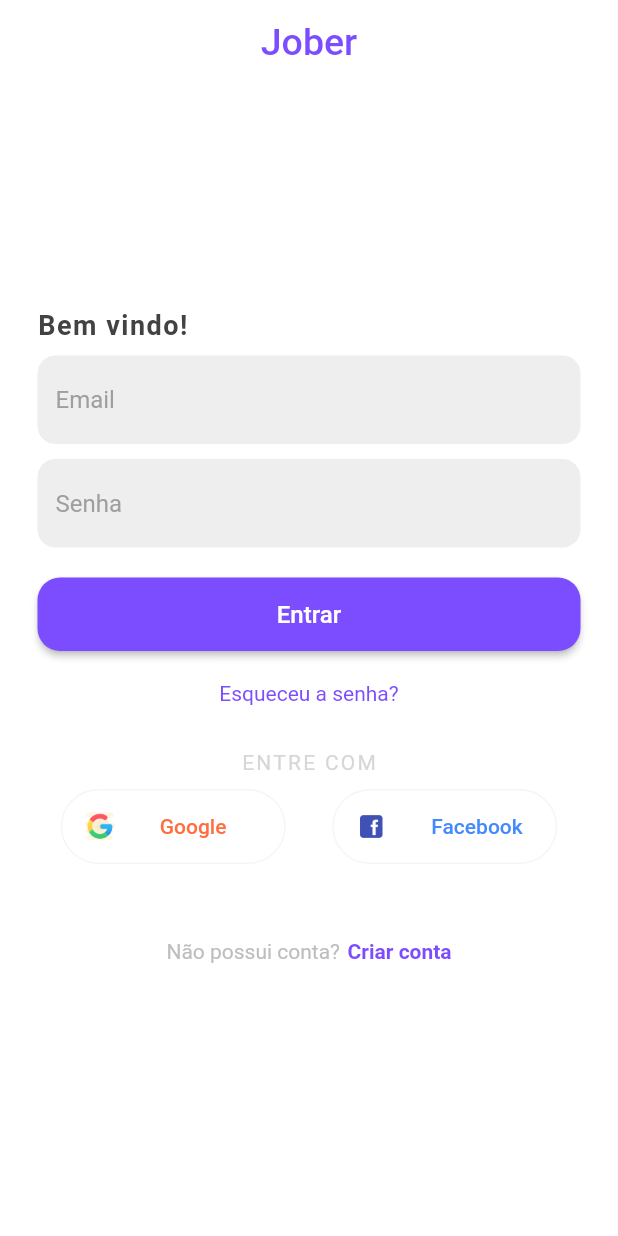
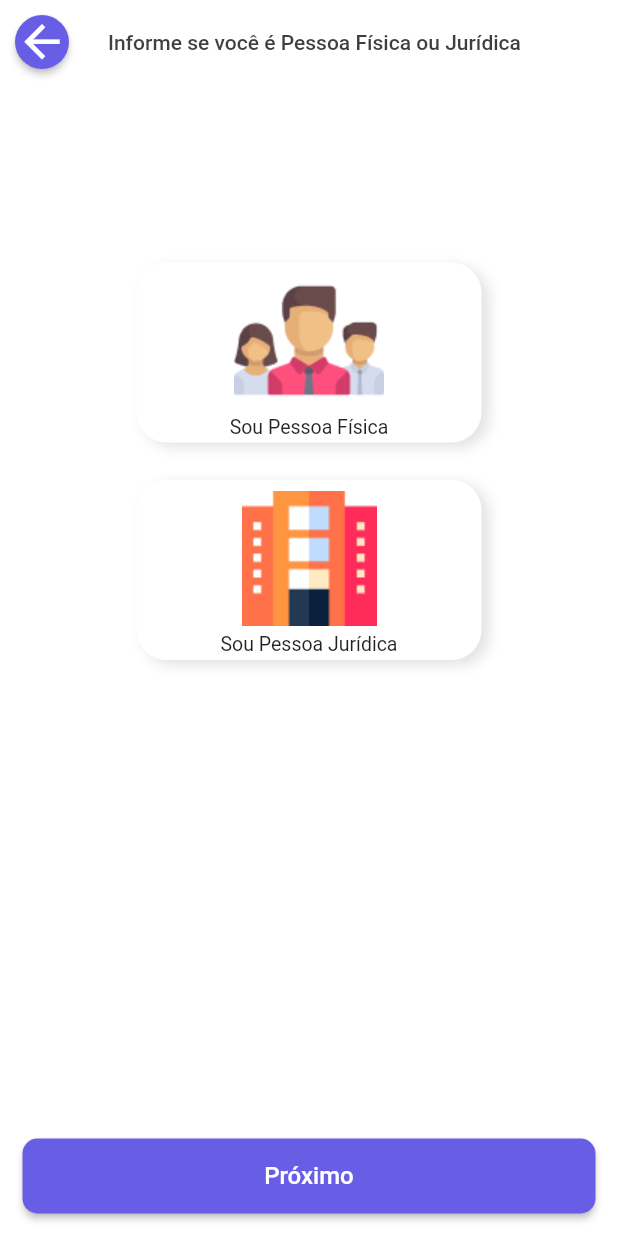
Before and after one commit to bbb159/jober-flutter, a Flutter app: the screen it shows after launch, after a tap on "Entrar", on a phone screen of 412 x 824 dp. Run offline on Flutter 3.47's test engine with Material 2 defaults, Android fonts, the phone set to English and light mode, and no system bars.

Commit message:
two first sign up screens

```diff
--- a/lib/screens/login_screen.dart
+++ b/lib/screens/login_screen.dart
@@ -1,4 +1,5 @@
 import 'package:flutter/material.dart';
+import 'package:jober/screens/sign_up/home_screen.dart';
 
 class LoginScreen extends StatelessWidget {
   @override
@@ -61,7 +62,10 @@ class LoginScreen extends StatelessWidget {
               RaisedButton(
                 padding: const EdgeInsets.symmetric(vertical: 15),
                 color: Colors.deepPurpleAccent,
-                onPressed: () {},
+                onPressed: () {
+                  Navigator.of(context).push(
+                      MaterialPageRoute(builder: (context) => HomeScreen()));
+                },
                 child: Text(
                   'Entrar',
                   style: TextStyle(color: Colors.white, fontSize: 16),
--- /dev/null
+++ b/lib/screens/sign_up/home_screen.dart
@@ -0,0 +1,128 @@
+import 'package:flutter/material.dart';
+import 'package:jober/screens/sign_up/person_identifier_screen.dart';
+import 'package:jober/screens/sign_up/widgets/next_button.dart';
+import 'package:jober/utils/constants.dart';
+
+class HomeScreen extends StatefulWidget {
+  @override
+  _HomeScreenState createState() => _HomeScreenState();
+}
+
+class _HomeScreenState extends State<HomeScreen> {
+  String personChoosed;
+
+  setPersonChoosed(String person) {
+    setState(() {
+      this.personChoosed = person;
+    });
+  }
+
+  @override
+  Widget build(BuildContext context) {
+    return Scaffold(
+      appBar: AppBar(
+        title: Text(
+          "Informe se você é Pessoa Física ou Jurídica",
+          textAlign: TextAlign.left,
+          style: TextStyle(color: Color.fromRGBO(63, 63, 63, 1), fontSize: 14),
+        ),
+        backgroundColor: Colors.white,
+        elevation: 0,
+        iconTheme: IconThemeData(
+          color: Colors.black, //change your color here
+        ),
+        leading: new IconButton(
+          icon: RawMaterialButton(
+            onPressed: () => Navigator.of(context).pop(),
+            fillColor: kPurpleDefaultColor,
+            child: Icon(
+              Icons.arrow_back,
+              color: Colors.white,
+              size: 35.0,
+            ),
+            shape: CircleBorder(),
+          ),
+        ),
+      ),
+      backgroundColor: Colors.white,
+      body: Container(
+          padding: EdgeInsets.all(15),
+          child: Column(
+            crossAxisAlignment: CrossAxisAlignment.stretch,
+            children: <Widget>[
+              Expanded(
+                child: Column(
+                  mainAxisAlignment: MainAxisAlignment.end,
+                  children: <Widget>[
+                    buildPersonTypeContainer(
+                      imagePath: 'images/signup/physical_person.png',
+                      description: "Sou Pessoa Física",
+                      personType: "PERSON",
+                    ),
+                    SizedBox(height: 25),
+                    buildPersonTypeContainer(
+                      imagePath: 'images/signup/company_person.png',
+                      description: "Sou Pessoa Jurídica",
+                      personType: "COMPANY",
+                    ),
+                  ],
+                ),
+              ),
+              Expanded(
+                child: NextButton(
+                  callback: () {
+                    Navigator.of(context).push(MaterialPageRoute(
+                        builder: (context) => PersonIdentifier()));
+                  },
+                ),
+              ),
+            ],
+          )),
+    );
+  }
+
+  Widget buildPersonTypeContainer(
+      {String imagePath, String description, String personType}) {
+    return GestureDetector(
+      onTap: () {
+        setPersonChoosed(personType);
+      },
+      child: Container(
+        width: 230,
+        height: 120,
+        decoration: BoxDecoration(
+            color: Colors.white,
+            border: Border.all(
+              color: personChoosed == personType
+                  ? kPurpleDefaultColor
+                  : Colors.transparent,
+              width: 2,
+            ),
+            borderRadius: BorderRadius.all(
+              Radius.circular(20),
+            ),
+            boxShadow: [
+              BoxShadow(
+                color: Colors.grey.withOpacity(0.3),
+                blurRadius: 7,
+                offset: Offset(5, 3),
+              ),
+            ]),
+        child: Column(
+          mainAxisAlignment: MainAxisAlignment.start,
+          children: <Widget>[
+            Image.asset(
+              imagePath,
+              width: 100,
+              height: 100,
+            ),
+            Text(
+              description,
+              style: TextStyle(fontSize: 13),
+            )
+          ],
+        ),
+      ),
+    );
+  }
+}
--- /dev/null
+++ b/lib/screens/sign_up/widgets/next_button.dart
@@ -0,0 +1,36 @@
+import 'package:flutter/material.dart';
+import 'package:jober/utils/constants.dart';
+
+class NextButton extends StatelessWidget {
+  final VoidCallback callback;
+
+  NextButton({@required this.callback});
+
+  @override
+  Widget build(BuildContext context) {
+    return Align(
+      alignment: Alignment.bottomCenter,
+      child: Row(
+        children: <Widget>[
+          Expanded(
+            child: ButtonTheme(
+              height: 50,
+              minWidth: 330,
+              child: RaisedButton(
+                shape: RoundedRectangleBorder(
+                  borderRadius: BorderRadius.circular(10),
+                ),
+                onPressed: callback,
+                color: kPurpleDefaultColor,
+                child: Text(
+                  "Próximo",
+                  style: TextStyle(color: Colors.white, fontSize: 16),
+                ),
+              ),
+            ),
+          ),
+        ],
+      ),
+    );
+  }
+}
--- /dev/null
+++ b/lib/utils/constants.dart
@@ -0,0 +1,3 @@
+import 'package:flutter/cupertino.dart';
+
+const Color kPurpleDefaultColor = Color.fromRGBO(104, 94, 230, 1);
--- a/pubspec.yaml
+++ b/pubspec.yaml
@@ -44,6 +44,7 @@ flutter:
   assets:
    - images/
    - images/icons/
+   - images/signup/
   #  - images/a_dot_ham.jpeg
 
   # An image asset can refer to one or more resolution-specific "variants", see
```
Also changed, not shown: lib/screens/sign_up/name_and_birth_screen.dart (added, +123 -0 lines), lib/screens/sign_up/person_identifier_screen.dart (added, +94 -0 lines), images/signup/company_person.png (added), images/signup/physical_person.png (added).
